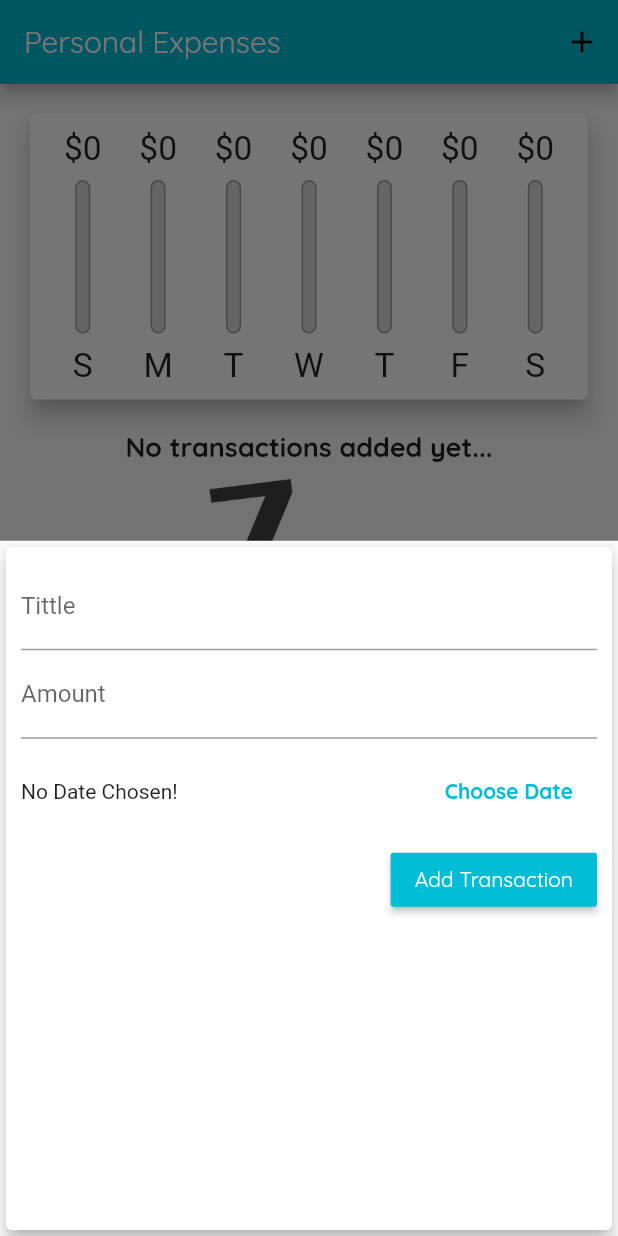
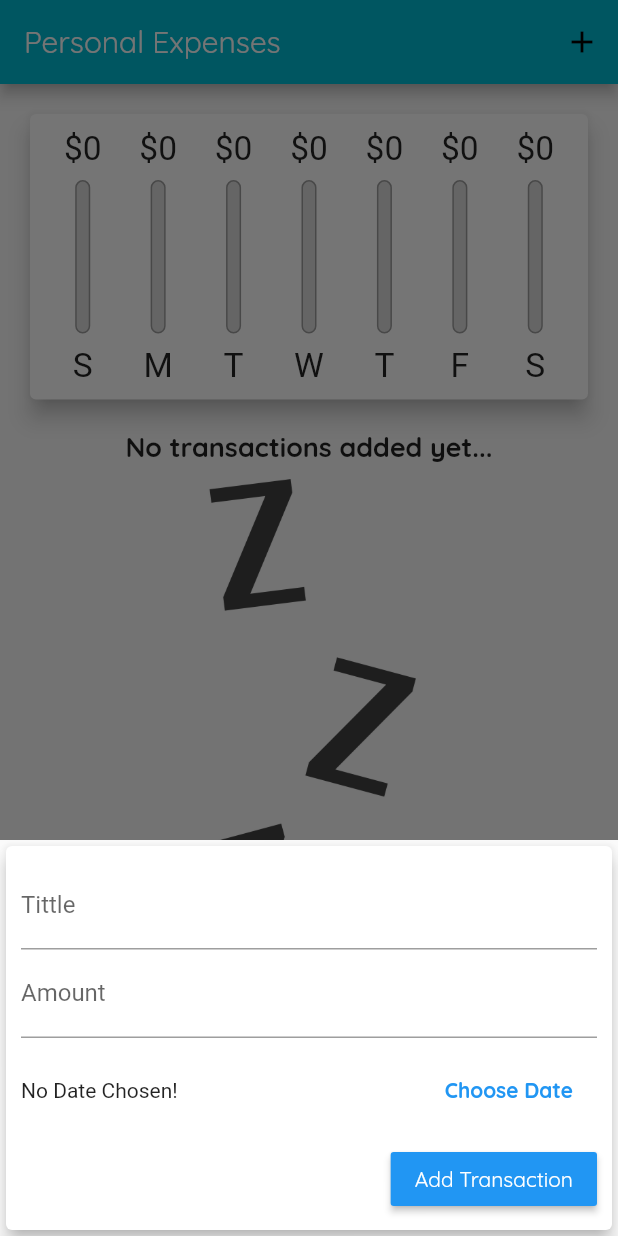
Before and after one commit to Denis-Balako/personal_expanses, a Flutter app: the screen it shows after launch, after a tap on the "add" icon, on a phone screen of 412 x 824 dp. Run offline on Flutter 3.47's test engine with Material 2 defaults, Android fonts, the phone set to English and light mode, and no system bars; our stand-ins replace firebase_storage; accounts and stored records are empty.

Commit message:
adapt app for IOS

```diff
--- a/lib/main.dart
+++ b/lib/main.dart
@@ -1,10 +1,15 @@
+import 'dart:io';
+
+import 'package:flutter/cupertino.dart';
 import 'package:flutter/material.dart';
-import './models/transactions_json.dart';
+import 'package:firebase_storage/firebase_storage.dart';
 //import 'package:flutter/services.dart';
+
 import './widgets/new_transactions.dart';
 import './widgets/transaction_list.dart';
 import './widgets/chart.dart';
 import './models/transaction.dart';
+import './models/transactions_json.dart';
 
 void main() {
   // WidgetsFlutterBinding.ensureInitialized();
@@ -21,8 +26,6 @@ class MyApp extends StatelessWidget {
       title: 'Personal Expenses',
       debugShowCheckedModeBanner: false,
       theme: ThemeData(
-        primarySwatch: Colors.cyan,
-        accentColor: Colors.orange,
         fontFamily: 'Quicksand',
         textTheme: ThemeData.light().textTheme.copyWith(
               headline6: TextStyle(
@@ -35,13 +38,27 @@ class MyApp extends StatelessWidget {
               ),
             ),
         appBarTheme: AppBarTheme(
-          textTheme: ThemeData.light().textTheme.copyWith(
+          toolbarTextStyle: ThemeData.light()
+              .textTheme
+              .copyWith(
                 headline6: TextStyle(
                   fontFamily: 'Quicksand',
                   fontSize: 20,
                 ),
+              )
+              .bodyText2,
+          titleTextStyle: ThemeData.light()
+              .textTheme
+              .copyWith(
+                headline6: TextStyle(
+                  fontFamily: 'Quicksand',
+                  fontSize: 20,
                 ),
+              )
+              .headline6,
         ),
+        colorScheme: ColorScheme.fromSwatch(primarySwatch: Colors.cyan)
+            .copyWith(secondary: Colors.orange),
       ),
       home: MyHomePage(),
     );
@@ -55,6 +72,7 @@ class MyHomePage extends StatefulWidget {
 
 class _MyHomePageState extends State<MyHomePage> {
   final List<Transaction> _userTransactions = [];
+  // final Reference _storage = FirebaseStorage.instance.ref();
 
   List<Transaction> get _recentTransactions {
     return _userTransactions.where((element) {
@@ -81,7 +99,7 @@ class _MyHomePageState extends State<MyHomePage> {
     });
 
     // try {
-    //   var txJSON = Transactionsjson(_userTransactions).toJson();
+    Map<String, dynamic> txJSON = Transactionsjson(_userTransactions).toJson();
     //   print(txJSON);
     // } catch (e) {
     //   print(e);
@@ -110,9 +128,22 @@ class _MyHomePageState extends State<MyHomePage> {
 
   @override
   Widget build(BuildContext context) {
-    final isLandscape =
-        MediaQuery.of(context).orientation == Orientation.landscape;
-    final appBar = AppBar(
+    final mediaQueryCtx = MediaQuery.of(context);
+    final isLandscape = mediaQueryCtx.orientation == Orientation.landscape;
+    final PreferredSizeWidget appBar = (Platform.isIOS
+        ? CupertinoNavigationBar(
+            middle: Text('Personal Expenses'),
+            trailing: Row(
+              mainAxisSize: MainAxisSize.min,
+              children: [
+                GestureDetector(
+                  child: Icon(CupertinoIcons.add),
+                  onTap: () => _startAddNewTransaction(context),
+                ),
+              ],
+            ),
+          )
+        : AppBar(
             title: Text('Personal Expenses'),
             actions: <Widget>[
               IconButton(
@@ -120,21 +151,20 @@ class _MyHomePageState extends State<MyHomePage> {
                 icon: Icon(Icons.add),
               )
             ],
-    );
+          )) as PreferredSizeWidget;
 
     final txListWidget = Container(
-      height: (MediaQuery.of(context).size.height -
+      height: (mediaQueryCtx.size.height -
               appBar.preferredSize.height -
-              MediaQuery.of(context).padding.top) *
+              mediaQueryCtx.padding.top) *
           0.7,
       child: TransactionList(_userTransactions, _deleteTransaction),
     );
 
     // TODO: async function download tx from firebase
 
-    return Scaffold(
-      appBar: appBar,
-      body: SingleChildScrollView(
+    final pageBody = SafeArea(
+      child: SingleChildScrollView(
         child: Column(
           // mainAxisAlignment: MainAxisAlignment.spaceAround,
           children: <Widget>[
@@ -142,8 +172,10 @@ class _MyHomePageState extends State<MyHomePage> {
               Row(
                 mainAxisAlignment: MainAxisAlignment.center,
                 children: [
-                  Text('Show Chart'),
-                  Switch(
+                  Text('Show Chart',
+                      style: Theme.of(context).textTheme.headline6),
+                  Switch.adaptive(
+                    activeColor: Theme.of(context).colorScheme.secondary,
                     value: _showChart,
                     onChanged: (val) {
                       setState(() {
@@ -155,9 +187,9 @@ class _MyHomePageState extends State<MyHomePage> {
               ),
             if (!isLandscape)
               Container(
-                height: (MediaQuery.of(context).size.height -
+                height: (mediaQueryCtx.size.height -
                         appBar.preferredSize.height -
-                        MediaQuery.of(context).padding.top) *
+                        mediaQueryCtx.padding.top) *
                     0.3,
                 child: Chart(_recentTransactions),
               ),
@@ -165,9 +197,9 @@ class _MyHomePageState extends State<MyHomePage> {
             if (isLandscape)
               _showChart
                   ? Container(
-                      height: (MediaQuery.of(context).size.height -
+                      height: (mediaQueryCtx.size.height -
                               appBar.preferredSize.height -
-                              MediaQuery.of(context).padding.top) *
+                              mediaQueryCtx.padding.top) *
                           0.7,
                       child: Chart(_recentTransactions),
                     )
@@ -175,8 +207,21 @@ class _MyHomePageState extends State<MyHomePage> {
           ],
         ),
       ),
-      floatingActionButtonLocation: FloatingActionButtonLocation.centerFloat,
-      floatingActionButton: FloatingActionButton(
+    );
+
+    return Platform.isIOS
+        ? CupertinoPageScaffold(
+            child: pageBody,
+            navigationBar: appBar as ObstructingPreferredSizeWidget,
+          )
+        : Scaffold(
+            appBar: appBar,
+            body: pageBody,
+            floatingActionButtonLocation:
+                FloatingActionButtonLocation.centerFloat,
+            floatingActionButton: Platform.isIOS
+                ? Container()
+                : FloatingActionButton(
                     child: Icon(Icons.add),
                     onPressed: () => _startAddNewTransaction(context),
                   ),
--- a/lib/models/transaction.dart
+++ b/lib/models/transaction.dart
@@ -1,4 +1,4 @@
-import 'package:flutter/foundation.dart';
+// import 'package:flutter/foundation.dart';
 import 'package:json_annotation/json_annotation.dart';
 
 part 'transaction.g.dart';
--- a/lib/models/transactions_json.dart
+++ b/lib/models/transactions_json.dart
@@ -1,5 +1,5 @@
 import './transaction.dart';
-import 'package:flutter/material.dart';
+// import 'package:flutter/material.dart';
 import 'package:json_annotation/json_annotation.dart';
 
 part 'transactions_json.g.dart';
--- /dev/null
+++ b/lib/widgets/adaptive_flat_button.dart
@@ -0,0 +1,37 @@
+import 'dart:io';
+
+import 'package:flutter/material.dart';
+import 'package:flutter/cupertino.dart';
+
+class AdaptiveFlatButton extends StatelessWidget {
+  final String text;
+  final VoidCallback handler;
+
+  const AdaptiveFlatButton(
+      {Key? key, required this.text, required this.handler})
+      : super(key: key);
+
+  @override
+  Widget build(BuildContext context) {
+    return Platform.isIOS
+        ? CupertinoButton(
+            onPressed: handler,
+            child: Text(
+              text,
+              style: TextStyle(
+                fontWeight: FontWeight.bold,
+              ),
+            ),
+          )
+        : FlatButton(
+            textColor: Theme.of(context).primaryColor,
+            onPressed: handler,
+            child: Text(
+              text,
+              style: TextStyle(
+                fontWeight: FontWeight.bold,
+              ),
+            ),
+          );
+  }
+}
--- a/lib/widgets/chart_bar.dart
+++ b/lib/widgets/chart_bar.dart
@@ -1,6 +1,4 @@
 import 'package:flutter/material.dart';
-import 'package:flutter/rendering.dart';
-import 'package:flutter/src/widgets/basic.dart';
 
 class ChartBar extends StatelessWidget {
   ChartBar(
--- a/lib/widgets/new_transactions.dart
+++ b/lib/widgets/new_transactions.dart
@@ -1,5 +1,9 @@
+import 'dart:io';
+
+import 'package:flutter/cupertino.dart';
 import 'package:flutter/material.dart';
 import 'package:intl/intl.dart';
+import './adaptive_flat_button.dart';
 
 class NewTransaction extends StatefulWidget {
   final Function addTx;
@@ -53,10 +57,16 @@ class _NewTransactionState extends State<NewTransaction> {
 
   @override
   Widget build(BuildContext context) {
-    return Card(
+    return SingleChildScrollView(
+      child: Card(
         elevation: 5,
         child: Container(
-        padding: EdgeInsets.all(10),
+          padding: EdgeInsets.only(
+            top: 10,
+            left: 10,
+            right: 10,
+            bottom: MediaQuery.of(context).viewInsets.bottom + 10,
+          ),
           child: Column(
             crossAxisAlignment: CrossAxisAlignment.end,
             children: [
@@ -84,16 +94,10 @@ class _NewTransactionState extends State<NewTransaction> {
                             : 'Picked Date: ${DateFormat.yMd().format(_selectedDate!)}',
                       ),
                     ),
-                  FlatButton(
-                    textColor: Theme.of(context).primaryColor,
-                    onPressed: _presentDatePicker,
-                    child: Text(
-                      'Choose Date',
-                      style: TextStyle(
-                        fontWeight: FontWeight.bold,
+                    AdaptiveFlatButton(
+                      text: 'Choose Date',
+                      handler: _presentDatePicker,
                     ),
-                    ),
-                  )
                   ],
                 ),
               ),
@@ -106,6 +110,7 @@ class _NewTransactionState extends State<NewTransaction> {
             ],
           ),
         ),
+      ),
     );
   }
 }
--- a/pubspec.yaml
+++ b/pubspec.yaml
@@ -24,9 +24,10 @@ dependencies:
   flutter:
     sdk: flutter
   intl: ^0.17.0
-  firebase_auth: ^3.4.1
-  cloud_firestore: ^3.2.1
   json_annotation: ^4.6.0
+  firebase_core: ^1.17.0
+  firebase_storage: ^10.2.16
+
 
   # The following adds the Cupertino Icons font to your application.
   # Use with the CupertinoIcons class for iOS style icons.
```
Also changed, not shown: pubspec.lock, 1 other file. Lines whose indentation alone changed are shown as unchanged.
